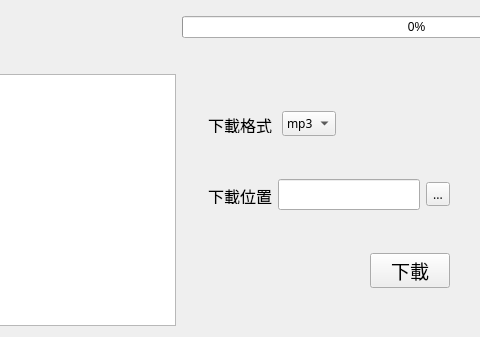
This is interface.ui in Alan-Kuan/YT_Downloader as Qt 5 draws it before an edit; both pictures show x 338 to 818 and y 368 to 705 of the 1040 by 705 pixel window. The edited form follows.
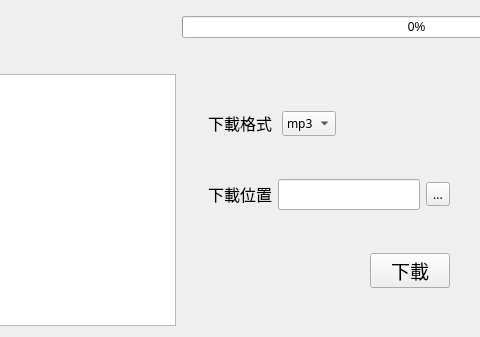
This is the edited form. Icons and pictures are not drawn.

Commit message: Adjust size of text labels.

The edit to the form file:
```diff
--- a/interface.ui
+++ b/interface.ui
@@ -234,8 +234,8 @@
            </property>
            <property name="maximumSize">
             <size>
-             <width>70</width>
-             <height>20</height>
+             <width>80</width>
+             <height>30</height>
             </size>
            </property>
            <property name="font">
@@ -336,7 +336,7 @@
            <property name="maximumSize">
             <size>
              <width>16777215</width>
-             <height>20</height>
+             <height>30</height>
             </size>
            </property>
            <property name="font">
```
